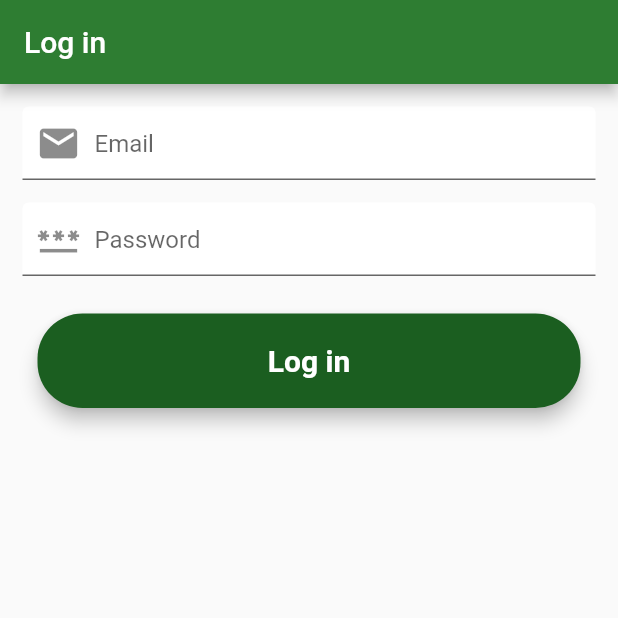
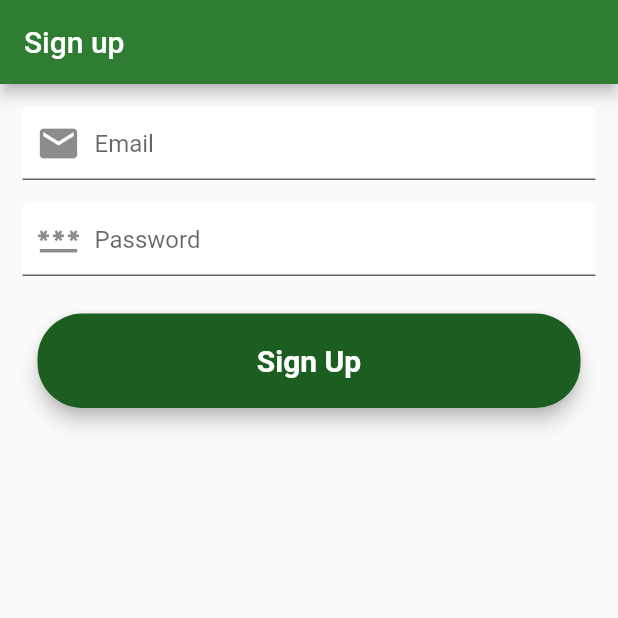
Before and after one commit to rjmdeluna/deluna-phonebook-app, a Flutter app: the screen it shows after launch, on a phone screen of 412 x 824 dp, the top half of it. Run offline on Flutter 3.47's test engine with Material 2 defaults, Android fonts, the phone set to English and light mode, and no system bars.

```diff
--- a/lib/main.dart
+++ b/lib/main.dart
@@ -1,7 +1,6 @@
 import 'package:del_phonebook/screens/auth.dart';
 import 'package:flutter/material.dart';
 import 'package:del_phonebook/screens/phonebook.dart';
-import 'package:del_phonebook/screens/auth.dart';
 
 void main() {
   runApp(MyApp());
--- a/lib/screens/auth.dart
+++ b/lib/screens/auth.dart
@@ -12,6 +12,98 @@ class AuthPage extends StatefulWidget {
 }
 
 class _AuthPageState extends State<AuthPage> {
+  late TextEditingController _emailController, _passController;
+
+  @override
+  @override
+  void initState() {
+    // TODO: implem
+    //ent initState
+    super.initState();
+    _emailController = TextEditingController();
+    _passController = TextEditingController();
+  }
+
+  Widget build(BuildContext context) {
+    return Scaffold(
+      appBar: AppBar(
+        title: Text('Sign up'),
+      ),
+      body: Container(
+        margin: EdgeInsets.all(15),
+        child: Column(
+          crossAxisAlignment: CrossAxisAlignment.start,
+          children: [
+            TextFormField(
+              controller: _emailController,
+              decoration: InputDecoration(
+                hintText: 'Email',
+                prefixIcon: Icon(
+                  Icons.email,
+                  size: 30,
+                ),
+                fillColor: Colors.white,
+                filled: true,
+                contentPadding: EdgeInsets.all(15),
+              ),
+            ),
+            SizedBox(height: 15),
+            TextFormField(
+              controller: _passController,
+              decoration: InputDecoration(
+                hintText: 'Password',
+                prefixIcon: Icon(
+                  Icons.password,
+                  size: 30,
+                ),
+                fillColor: Colors.white,
+                filled: true,
+                contentPadding: EdgeInsets.all(15),
+              ),
+            ),
+            SizedBox(
+              height: 25,
+            ),
+            Container(
+              width: double.infinity,
+              padding: EdgeInsets.symmetric(horizontal: 10),
+              child: ElevatedButton(
+                style: ElevatedButton.styleFrom(
+                    primary: Colors.green[900],
+                    elevation: 5,
+                    shape: RoundedRectangleBorder(
+                        borderRadius: BorderRadius.circular(30)),
+                    padding: EdgeInsets.all(20)),
+                child: Text(
+                  'Sign Up',
+                  style: TextStyle(
+                    fontSize: 20,
+                    color: Colors.white,
+                    fontWeight: FontWeight.w600,
+                  ),
+                ),
+                onPressed: () {
+                  Navigator.push(context, MaterialPageRoute(builder: (_) {
+                    return LogInPage();
+                  }));
+                },
+              ),
+            )
+          ],
+        ),
+      ),
+    );
+  }
+}
+
+class LogInPage extends StatefulWidget {
+  @override
+  State<StatefulWidget> createState() {
+    return _LogInPageState();
+  }
+}
+
+class _LogInPageState extends State<LogInPage> {
   late TextEditingController _emailController, _passController;
 
   @override
@@ -75,7 +167,7 @@ class _AuthPageState extends State<AuthPage> {
                         borderRadius: BorderRadius.circular(30)),
                     padding: EdgeInsets.all(20)),
                 child: Text(
-                  'Log in',
+                  'Log In',
                   style: TextStyle(
                     fontSize: 20,
                     color: Colors.white,
@@ -95,17 +187,3 @@ class _AuthPageState extends State<AuthPage> {
     );
   }
 }
-
-login(email, password) async {
-  Uri url = Uri.http('http://localhost:8080', '/auth/login');
-  final http.Response response = await http.post(
-    url,
-    headers: <String, String>{
-      'Content-Type': 'application/json; charset=UTF-8',
-    },
-    body: jsonEncode(<String, String>{
-      'email': email,
-      'password': password,
-    }),
-  );
-}
--- a/lib/screens/up_phonebook.dart
+++ b/lib/screens/up_phonebook.dart
@@ -161,7 +161,7 @@ class _UpdateContactsState extends State<UpdateContacts> {
           TextFormField(
             controller: _firstnameController,
             decoration: InputDecoration(
-              hintText: 'Enter Last Name',
+              hintText: 'Enter First Name',
               prefixIcon: Icon(
                 Icons.account_circle,
                 size: 30,
--- a/pubspec.yaml
+++ b/pubspec.yaml
@@ -29,6 +29,7 @@ dependencies:
   # Use with the CupertinoIcons class for iOS style icons.
   cupertino_icons: ^1.0.2
   http: ^0.13.3
+  shared_preferences: 0.5.7+3
 
 
 dev_dependencies:
```
Also changed, not shown: pubspec.lock.
